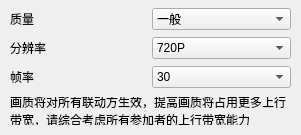
This is ui/windows/framequality.ui in reitovo/vlink-client as Qt 5 draws it before an edit. The edited form follows.
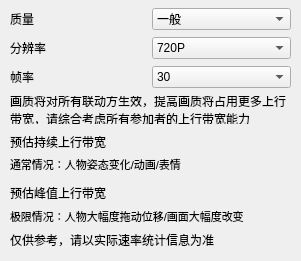
This is the edited form.

Patch:
```diff
--- a/ui/windows/framequality.ui
+++ b/ui/windows/framequality.ui
@@ -7,7 +7,7 @@
     <x>0</x>
     <y>0</y>
     <width>301</width>
-    <height>135</height>
+    <height>261</height>
    </rect>
   </property>
   <property name="windowTitle">
@@ -181,7 +181,7 @@
    <property name="geometry">
     <rect>
      <x>10</x>
-     <y>97</y>
+     <y>96</y>
      <width>281</width>
      <height>28</height>
     </rect>
@@ -211,6 +211,167 @@
     <bool>true</bool>
    </property>
   </widget>
+  <widget class="QWidget" name="verticalLayoutWidget_2">
+   <property name="geometry">
+    <rect>
+     <x>10</x>
+     <y>130</y>
+     <width>281</width>
+     <height>121</height>
+    </rect>
+   </property>
+   <layout class="QVBoxLayout" name="verticalLayout_2">
+    <property name="spacing">
+     <number>0</number>
+    </property>
+    <item>
+     <layout class="QHBoxLayout" name="horizontalLayout_2">
+      <item>
+       <widget class="QLabel" name="label_2">
+        <property name="text">
+         <string>预估持续上行带宽</string>
+        </property>
+       </widget>
+      </item>
+      <item>
+       <widget class="QLabel" name="constBandwidth">
+        <property name="text">
+         <string/>
+        </property>
+       </widget>
+      </item>
+     </layout>
+    </item>
+    <item>
+     <widget class="QLabel" name="label_13">
+      <property name="sizePolicy">
+       <sizepolicy hsizetype="Preferred" vsizetype="Minimum">
+        <horstretch>0</horstretch>
+        <verstretch>0</verstretch>
+       </sizepolicy>
+      </property>
+      <property name="minimumSize">
+       <size>
+        <width>0</width>
+        <height>0</height>
+       </size>
+      </property>
+      <property name="maximumSize">
+       <size>
+        <width>16777215</width>
+        <height>30</height>
+       </size>
+      </property>
+      <property name="font">
+       <font>
+        <pointsize>8</pointsize>
+       </font>
+      </property>
+      <property name="text">
+       <string>通常情况：人物姿态变化/动画/表情</string>
+      </property>
+      <property name="wordWrap">
+       <bool>true</bool>
+      </property>
+     </widget>
+    </item>
+    <item>
+     <spacer name="verticalSpacer_3">
+      <property name="orientation">
+       <enum>Qt::Vertical</enum>
+      </property>
+      <property name="sizeType">
+       <enum>QSizePolicy::Fixed</enum>
+      </property>
+      <property name="sizeHint" stdset="0">
+       <size>
+        <width>20</width>
+        <height>5</height>
+       </size>
+      </property>
+     </spacer>
+    </item>
+    <item>
+     <layout class="QHBoxLayout" name="horizontalLayout">
+      <item>
+       <widget class="QLabel" name="label">
+        <property name="text">
+         <string>预估峰值上行带宽</string>
+        </property>
+       </widget>
+      </item>
+      <item>
+       <widget class="QLabel" name="maxBandwidth">
+        <property name="text">
+         <string/>
+        </property>
+       </widget>
+      </item>
+     </layout>
+    </item>
+    <item>
+     <widget class="QLabel" name="label_12">
+      <property name="sizePolicy">
+       <sizepolicy hsizetype="Preferred" vsizetype="Minimum">
+        <horstretch>0</horstretch>
+        <verstretch>0</verstretch>
+       </sizepolicy>
+      </property>
+      <property name="minimumSize">
+       <size>
+        <width>0</width>
+        <height>0</height>
+       </size>
+      </property>
+      <property name="maximumSize">
+       <size>
+        <width>16777215</width>
+        <height>30</height>
+       </size>
+      </property>
+      <property name="font">
+       <font>
+        <pointsize>8</pointsize>
+       </font>
+      </property>
+      <property name="text">
+       <string>极限情况：人物大幅度拖动位移/画面大幅度改变</string>
+      </property>
+      <property name="wordWrap">
+       <bool>true</bool>
+      </property>
+     </widget>
+    </item>
+    <item>
+     <widget class="QLabel" name="label_14">
+      <property name="sizePolicy">
+       <sizepolicy hsizetype="Preferred" vsizetype="Minimum">
+        <horstretch>0</horstretch>
+        <verstretch>0</verstretch>
+       </sizepolicy>
+      </property>
+      <property name="minimumSize">
+       <size>
+        <width>0</width>
+        <height>0</height>
+       </size>
+      </property>
+      <property name="maximumSize">
+       <size>
+        <width>16777215</width>
+        <height>30</height>
+       </size>
+      </property>
+      <property name="text">
+       <string>仅供参考，请以实际速率统计信息为准</string>
+      </property>
+      <property name="wordWrap">
+       <bool>true</bool>
+      </property>
+     </widget>
+    </item>
+   </layout>
+  </widget>
  </widget>
  <resources/>
  <connections/>
```
